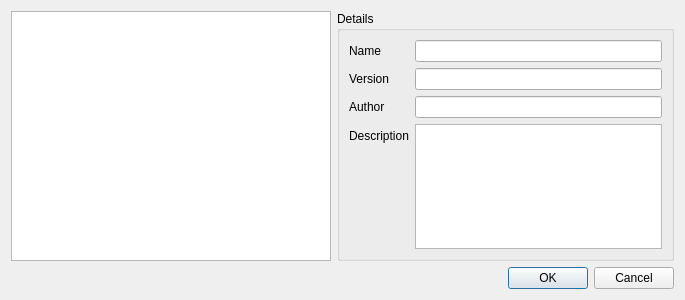
martinrotter/rssguard, file src/gui/dialogs/formaddaccount.ui: the form before one commit.
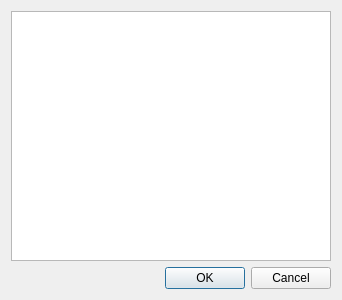
The form after the commit.

Commit message: Cleaned up add acc dialog.

What changed in the file:
```diff
--- a/src/gui/dialogs/formaddaccount.ui
+++ b/src/gui/dialogs/formaddaccount.ui
@@ -6,15 +6,25 @@
    <rect>
     <x>0</x>
     <y>0</y>
-    <width>685</width>
+    <width>338</width>
     <height>300</height>
    </rect>
   </property>
   <property name="windowTitle">
    <string>Add new account</string>
   </property>
-  <layout class="QFormLayout" name="formLayout">
-   <item row="0" column="0">
+  <layout class="QFormLayout" name="formLayout_2">
+   <item row="1" column="0" colspan="2">
+    <widget class="QDialogButtonBox" name="m_buttonBox">
+     <property name="orientation">
+      <enum>Qt::Horizontal</enum>
+     </property>
+     <property name="standardButtons">
+      <set>QDialogButtonBox::Cancel|QDialogButtonBox::Ok</set>
+     </property>
+    </widget>
+   </item>
+   <item row="0" column="0" colspan="2">
     <widget class="QListWidget" name="m_listEntryPoints">
      <property name="sizePolicy">
       <sizepolicy hsizetype="Expanding" vsizetype="Expanding">
@@ -33,93 +43,6 @@
      </property>
     </widget>
    </item>
-   <item row="0" column="1">
-    <widget class="QGroupBox" name="m_grpEntryPointDetails">
-     <property name="sizePolicy">
-      <sizepolicy hsizetype="Preferred" vsizetype="Preferred">
-       <horstretch>0</horstretch>
-       <verstretch>1</verstretch>
-      </sizepolicy>
-     </property>
-     <property name="title">
-      <string>Details</string>
-     </property>
-     <layout class="QFormLayout" name="formLayout_2">
-      <item row="0" column="0">
-       <widget class="QLabel" name="label">
-        <property name="text">
-         <string>Name</string>
-        </property>
-       </widget>
-      </item>
-      <item row="0" column="1">
-       <widget class="QLineEdit" name="m_txtName">
-        <property name="readOnly">
-         <bool>true</bool>
-        </property>
-       </widget>
-      </item>
-      <item row="1" column="0">
-       <widget class="QLabel" name="label_2">
-        <property name="text">
-         <string>Version</string>
-        </property>
-       </widget>
-      </item>
-      <item row="1" column="1">
-       <widget class="QLineEdit" name="m_txtVersion">
-        <property name="readOnly">
-         <bool>true</bool>
-        </property>
-       </widget>
-      </item>
-      <item row="2" column="0">
-       <widget class="QLabel" name="label_3">
-        <property name="text">
-         <string>Author</string>
-        </property>
-       </widget>
-      </item>
-      <item row="2" column="1">
-       <widget class="QLineEdit" name="m_txtAuthor">
-        <property name="readOnly">
-         <bool>true</bool>
-        </property>
-       </widget>
-      </item>
-      <item row="3" column="0">
-       <widget class="QLabel" name="label_4">
-        <property name="text">
-         <string>Description</string>
-        </property>
-       </widget>
-      </item>
-      <item row="3" column="1">
-       <widget class="QTextEdit" name="m_txtDescription">
-        <property name="sizePolicy">
-         <sizepolicy hsizetype="Expanding" vsizetype="Expanding">
-          <horstretch>0</horstretch>
-          <verstretch>1</verstretch>
-         </sizepolicy>
-        </property>
-        <property name="readOnly">
-         <bool>true</bool>
-        </property>
-       </widget>
-      </item>
-     </layout>
-    </widget>
-   </item>
-   <item row="1" column="0" colspan="2">
-    <widget class="QDialogButtonBox" name="m_buttonBox">
-     <property name="orientation">
-      <enum>Qt::Horizontal</enum>
-     </property>
-     <property name="standardButtons">
-      <set>QDialogButtonBox::Cancel|QDialogButtonBox::Ok</set>
-     </property>
-    </widget>
-   </item>
   </layout>
  </widget>
  <resources/>
```
Left out of the diff: 3 changed lines with no effect on the pictures. The commit also changes 13 other files.
